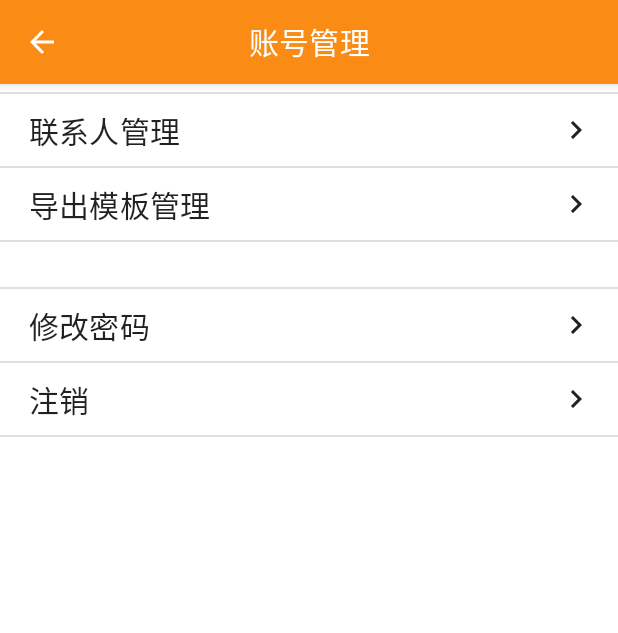
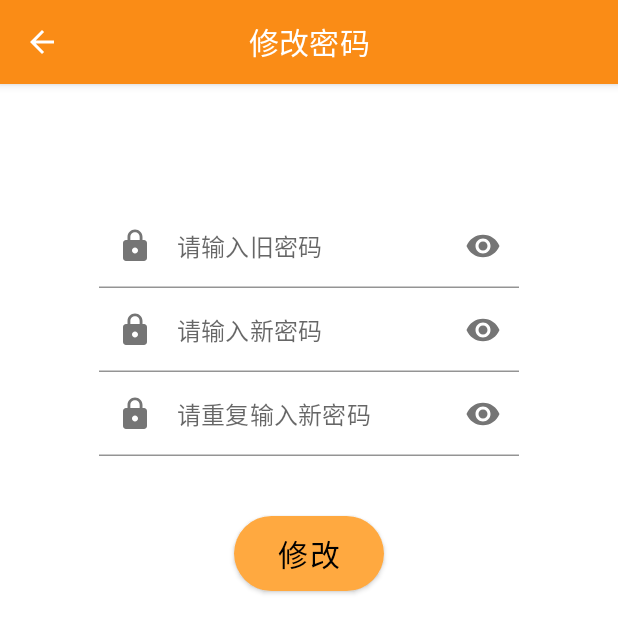
Before and after one commit to crepusculumx/TicketExtractionApp, an Android app built with Jetpack Compose: the PersonInfoActivity screen opened directly, with no data from a screen before it, after a tap on "修改密码", on a phone screen of 412 x 824 dp. Shown: the top 633 px of the screen. Run offline under Robolectric (Android 15) with nearby library versions, the phone set to English and light mode, and no system bars.

Commit message:
Default Changelist

```diff
--- a/app/src/main/AndroidManifest.xml
+++ b/app/src/main/AndroidManifest.xml
@@ -34,6 +34,7 @@
         <activity android:name=".settings.RegisterActivity" />
         <activity android:name=".settings.PersonInfoActivity" />
         <activity android:name=".settings.AboutUsActivity" />
+        <activity android:name=".settings.ChangePasswordActivity" />
         <activity android:name=".email.EmailActivity" />
     </application>
 
--- a/app/src/main/java/edu/bupt/ticketextraction/main/MainActivity.kt
+++ b/app/src/main/java/edu/bupt/ticketextraction/main/MainActivity.kt
@@ -39,6 +39,7 @@ import edu.bupt.ticketextraction.ui.compose.ActivityBody
 import edu.bupt.ticketextraction.ui.compose.TopBarText
 import edu.bupt.ticketextraction.ui.compose.changeTheme
 import edu.bupt.ticketextraction.ui.compose.isInDarkTheme
+import edu.bupt.ticketextraction.utils.EXTERNAL_FILE_DIR
 import org.jetbrains.anko.startActivity
 
 /**
@@ -116,6 +117,14 @@ class MainActivity : ComponentActivity() {
                 )
             }
         }
+        initVars()
+    }
+
+    /**
+     * 初始化一些共享变量
+     */
+    private fun initVars() {
+        EXTERNAL_FILE_DIR = getExternalFilesDir(null)!!.absolutePath
     }
 }
 
--- /dev/null
+++ b/app/src/main/java/edu/bupt/ticketextraction/settings/ChangePasswordActivity.kt
@@ -0,0 +1,77 @@
+/**
+ * 北京邮电大学创新创业训练项目——出租车发票识别
+ *
+ * author 武连增
+ *
+ * e-mail: wulianzeng@bupt.edu.cn
+ */
+package edu.bupt.ticketextraction.settings
+
+import android.os.Bundle
+import androidx.activity.ComponentActivity
+import androidx.activity.compose.setContent
+import androidx.compose.foundation.layout.Column
+import androidx.compose.foundation.layout.fillMaxWidth
+import androidx.compose.foundation.layout.padding
+import androidx.compose.material.Scaffold
+import androidx.compose.runtime.getValue
+import androidx.compose.runtime.mutableStateOf
+import androidx.compose.runtime.remember
+import androidx.compose.runtime.setValue
+import androidx.compose.ui.Alignment
+import androidx.compose.ui.Modifier
+import androidx.compose.ui.unit.dp
+import edu.bupt.ticketextraction.ui.compose.ActivityBody
+import edu.bupt.ticketextraction.ui.compose.PasswordTextField
+import edu.bupt.ticketextraction.ui.compose.RoundedCornerButton
+import edu.bupt.ticketextraction.ui.compose.TopBarWithTitleAndBack
+
+/**
+ * 修改密码Activity，用户登录后才能访问到
+ */
+class ChangePasswordActivity : ComponentActivity() {
+    override fun onCreate(savedInstanceState: Bundle?) {
+        super.onCreate(savedInstanceState)
+        setContent {
+            ActivityBody {
+                Scaffold(topBar = { TopBarWithTitleAndBack("修改密码") { finish() } }) {
+                    var oldPassword by remember { mutableStateOf("") }
+                    var newPassword by remember { mutableStateOf("") }
+                    var newRePassword by remember { mutableStateOf("") }
+                    Column(
+                        modifier = Modifier
+                            .padding(top = 80.dp)
+                            .fillMaxWidth()
+                    ) {
+                        val ch = Alignment.CenterHorizontally
+                        // 旧密码
+                        PasswordTextField(
+                            password = oldPassword,
+                            placeholder = "请输入旧密码",
+                            modifier = Modifier.align(ch),
+                            onValueChange = { oldPassword = it }
+                        )
+                        // 新密码
+                        PasswordTextField(
+                            password = newPassword,
+                            placeholder = "请输入新密码",
+                            modifier = Modifier.align(ch),
+                            onValueChange = { newPassword = it }
+                        )
+                        // 重复新密码
+                        PasswordTextField(
+                            password = newRePassword,
+                            placeholder = "请重复输入新密码",
+                            modifier = Modifier.align(ch),
+                            onValueChange = { newRePassword = it }
+                        )
+                        // 提交按钮
+                        RoundedCornerButton(text = "修改", modifier = Modifier.align(ch)) {
+                            // TODO: 2022/1/21 修改密码
+                        }
+                    }
+                }
+            }
+        }
+    }
+}
--- a/app/src/main/java/edu/bupt/ticketextraction/settings/PersonInfoActivity.kt
+++ b/app/src/main/java/edu/bupt/ticketextraction/settings/PersonInfoActivity.kt
@@ -25,6 +25,7 @@ import androidx.compose.ui.unit.sp
 import edu.bupt.ticketextraction.R
 import edu.bupt.ticketextraction.ui.compose.ActivityBody
 import edu.bupt.ticketextraction.ui.compose.TopBarWithTitleAndBack
+import org.jetbrains.anko.startActivity
 
 /**
  * 展示个人信息的Activity
@@ -41,17 +42,21 @@ class PersonInfoActivity : ComponentActivity() {
                         // 用一个空的文本框占一下位
                         Text("", modifier = Modifier.size(5.dp))
                         Divider()
+
                         PersonInfoListItem("联系人管理", Modifier.align(ch)) {
                             // TODO: 2022/1/20 跳转到联系人
                         }
                         PersonInfoListItem("导出模板管理", Modifier.align(ch)) {
                             // TODO: 2022/1/20 跳转到模板
                         }
+
                         // 用一个空的文本框占一下位
                         Text("", modifier = Modifier.size(30.dp))
                         Divider()
+
                         PersonInfoListItem("修改密码", Modifier.align(ch)) {
-                            // TODO: 2022/1/20 修改密码
+                            // 跳转到ChangePassword
+                            startActivity<ChangePasswordActivity>()
                         }
                         PersonInfoListItem(text = "注销", Modifier.align(ch)) {
                             // 登录状态设为否，登录手机号设为空
--- a/app/src/main/java/edu/bupt/ticketextraction/settings/Settings.kt
+++ b/app/src/main/java/edu/bupt/ticketextraction/settings/Settings.kt
@@ -7,6 +7,8 @@
  */
 package edu.bupt.ticketextraction.settings
 
+import android.content.Intent
+import android.net.Uri
 import androidx.compose.foundation.clickable
 import androidx.compose.foundation.layout.Column
 import androidx.compose.foundation.layout.fillMaxWidth
@@ -22,6 +24,11 @@ import androidx.compose.ui.Modifier
 import androidx.compose.ui.unit.dp
 import androidx.compose.ui.unit.sp
 import edu.bupt.ticketextraction.main.MainActivity
+
+/**
+ * web端网址
+ */
+private const val webAddress = "https://www.baidu.com"
 
 /**
  * MainActivity中设置页面的UI
@@ -55,7 +62,10 @@ fun SettingsUI(fatherActivity: MainActivity) {
             fatherActivity.jumpFromMainToAboutUs()
         }
         SettingsListItem("访问网页端") {
-            // TODO: 2022/1/15
+            val intent = Intent(Intent.ACTION_VIEW)
+            val uri = Uri.parse(webAddress)
+            intent.data = uri
+            fatherActivity.startActivity(intent)
         }
     }
 }
--- /dev/null
+++ b/app/src/main/java/edu/bupt/ticketextraction/utils/FilePaths.kt
@@ -0,0 +1,17 @@
+/**
+ * 北京邮电大学创新创业训练项目——出租车发票识别
+ *
+ * author 武连增
+ *
+ * e-mail: wulianzeng@bupt.edu.cn
+ */
+package edu.bupt.ticketextraction.utils
+
+/**
+ * 本文件存放文件路径
+ */
+
+/**
+ * 外部存储目录
+ */
+var EXTERNAL_FILE_DIR = ""
```
